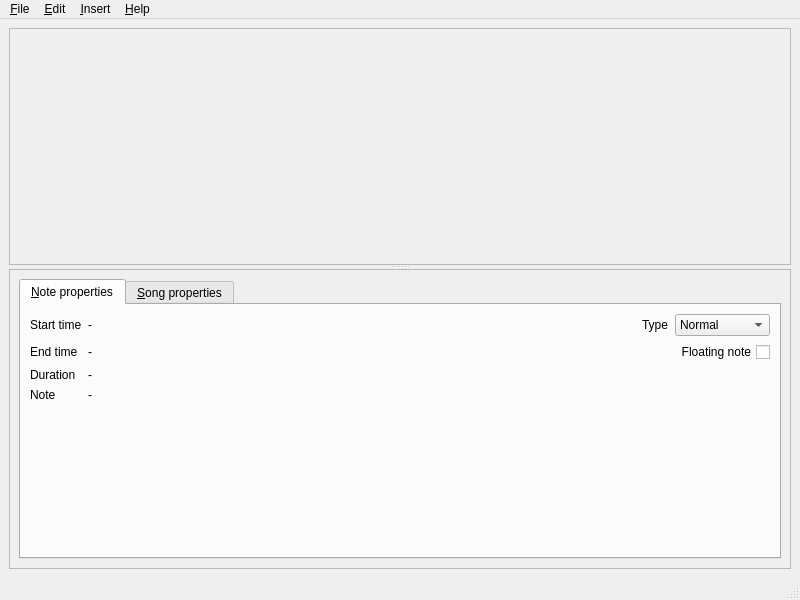
First picture: the form in editor.ui, repository performous/composer, before the edit.
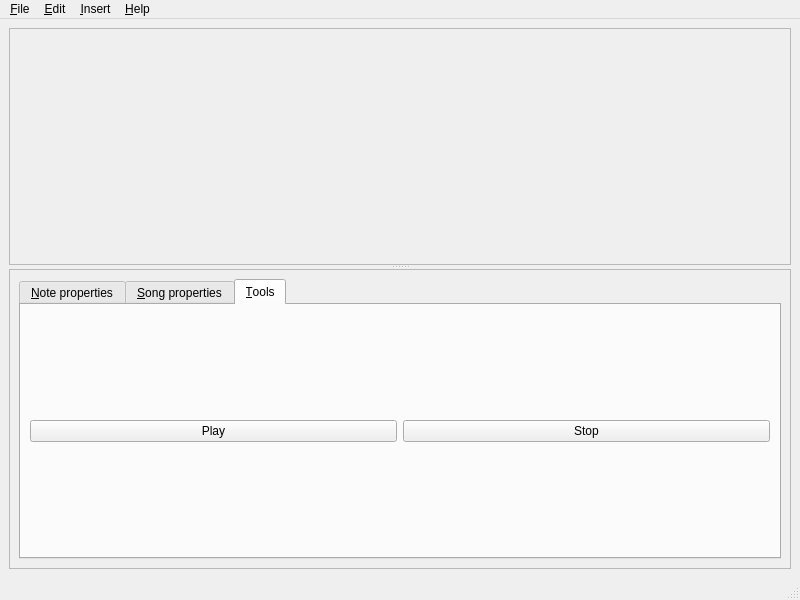
Second picture: the form after the edit. The open tabs and pages were chosen to show the change.

Commit message: Added playback controls (UI not final).

Patch:
```diff
--- a/editor.ui
+++ b/editor.ui
@@ -318,6 +318,36 @@
             </item>
            </layout>
           </widget>
+          <widget class="QWidget" name="tabTools">
+           <attribute name="title">
+            <string>&amp;Tools</string>
+           </attribute>
+           <layout class="QGridLayout" name="gridLayout_6">
+            <item row="0" column="0">
+             <widget class="QPushButton" name="cmdPlay">
+              <property name="toolTip">
+               <string>Start playing the music file.</string>
+              </property>
+              <property name="text">
+               <string>Play</string>
+              </property>
+              <property name="checkable">
+               <bool>true</bool>
+              </property>
+             </widget>
+            </item>
+            <item row="0" column="1">
+             <widget class="QPushButton" name="cmdStop">
+              <property name="toolTip">
+               <string>Stop the music.</string>
+              </property>
+              <property name="text">
+               <string>Stop</string>
+              </property>
+             </widget>
+            </item>
+           </layout>
+          </widget>
          </widget>
         </item>
        </layout>
```
Left out of the diff: 3 changed lines with no effect on the pictures. The commit also changes 2 other files.
